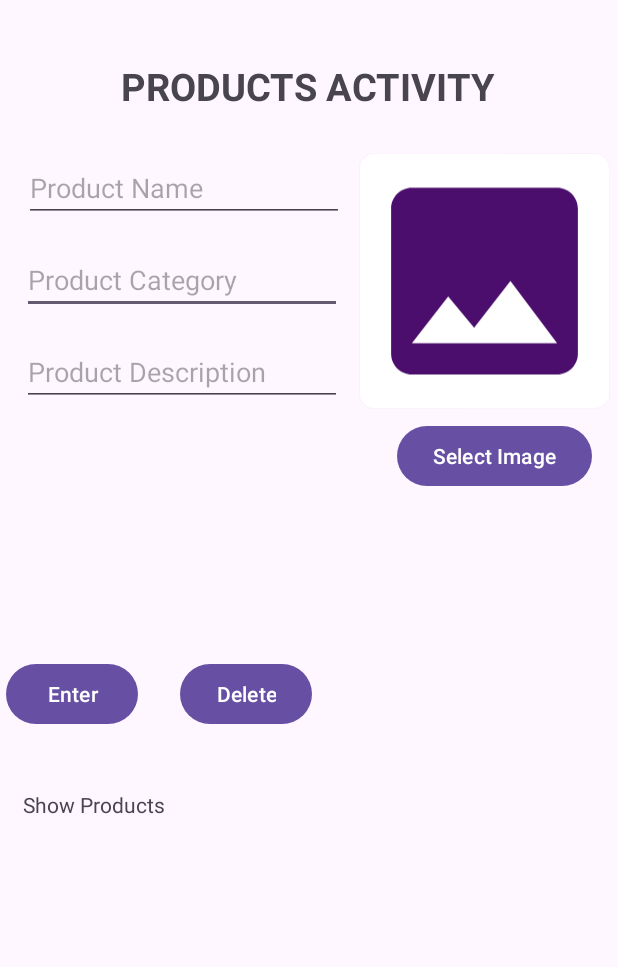
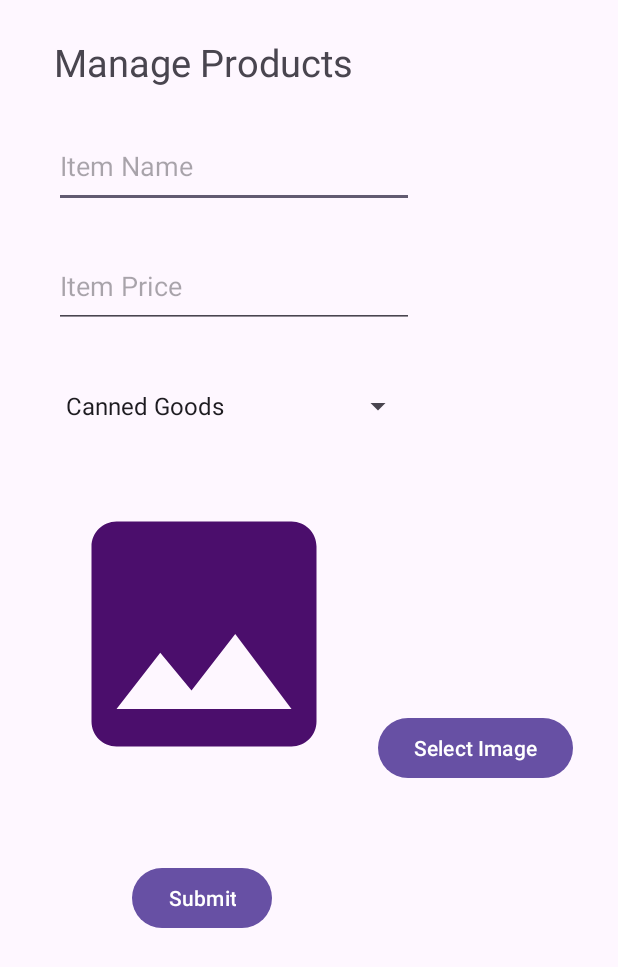
Before and after one commit to Fr4nzy/SariSariStore-CNN, an Android app: the MainActivity screen opened directly, with no data from a screen before it, after a tap on "Products", on a phone screen of 412 x 824 dp. Shown: the top 967 px of the screen. Run offline under Robolectric (Android 15) with nearby library versions, the phone set to English and light mode, and no system bars; our stand-ins replace Firebase (no records; nobody signed in at launch, a user with empty details on screens opened directly).

Commit message:
Point of Sale App

```diff
--- a/app/build.gradle.kts
+++ b/app/build.gradle.kts
@@ -49,6 +49,8 @@ dependencies {
     implementation("com.google.firebase:firebase-storage-ktx:20.3.0")
     implementation("com.google.firebase:firebase-auth-ktx:22.2.0")
     implementation("androidx.annotation:annotation:1.7.0")
+    implementation("com.github.bumptech.glide:glide:4.12.0")
+    annotationProcessor("com.github.bumptech.glide:compiler:4.12.0")
     testImplementation("junit:junit:4.13.2")
     androidTestImplementation("androidx.test.ext:junit:1.1.5")
     androidTestImplementation("androidx.test.espresso:espresso-core:3.5.1")
--- a/app/src/main/AndroidManifest.xml
+++ b/app/src/main/AndroidManifest.xml
@@ -3,6 +3,8 @@
     xmlns:tools="http://schemas.android.com/tools">
 
     <uses-permission android:name="android.permission.INTERNET" />
+    <uses-permission android:name="android.permission.READ_EXTERNAL_STORAGE" />
+    <uses-permission android:name="android.permission.WRITE_EXTERNAL_STORAGE" />
 
     <application
         android:allowBackup="true"
@@ -15,7 +17,7 @@
         android:theme="@style/Theme.SariSariStorePOS"
         tools:targetApi="31">
         <activity
-            android:name=".ProductsActivity"
+            android:name=".ManageProducts"
             android:exported="false" />
         <activity
             android:name=".PointOfSaleActivity"
--- a/app/src/main/java/org/lu/sarisaristorepos/MainActivity.java
+++ b/app/src/main/java/org/lu/sarisaristorepos/MainActivity.java
@@ -4,6 +4,7 @@ import androidx.appcompat.app.AppCompatActivity;
 
 import android.content.Intent;
 import android.os.Bundle;
+import android.view.View;
 import android.widget.Button;
 
 public class MainActivity extends AppCompatActivity {
@@ -20,14 +21,9 @@ public class MainActivity extends AppCompatActivity {
         logout = findViewById(R.id.logoutBtn);
 
         pos.setOnClickListener(v -> PointOfSale());
-        product.setOnClickListener(v -> Product());
+        product.setOnClickListener(view -> ManageProducts());
         logout.setOnClickListener(v -> finish());
 
-    }
-
-    private void Product() {
-        Intent intent = new Intent(this, ProductsActivity.class);
-        startActivity(intent);
     }
 
     private void PointOfSale() {
@@ -35,4 +31,8 @@ public class MainActivity extends AppCompatActivity {
         startActivity(intent);
 
     }
+    private void ManageProducts(){
+        Intent intent = new Intent(this, ManageProducts.class);
+        startActivity(intent);
+    }
 }
--- /dev/null
+++ b/app/src/main/java/org/lu/sarisaristorepos/ManageProducts.java
@@ -0,0 +1,149 @@
+package org.lu.sarisaristorepos;
+
+import android.content.Intent;
+import android.graphics.Bitmap;
+import android.net.Uri;
+import android.provider.MediaStore;
+import android.os.Bundle;
+import android.widget.Button;
+import android.widget.EditText;
+import android.widget.Spinner;
+import android.widget.ArrayAdapter;
+import android.widget.ImageView;
+import android.widget.Toast;
+
+import androidx.annotation.NonNull;
+import androidx.annotation.Nullable;
+import androidx.appcompat.app.AppCompatActivity;
+
+import com.bumptech.glide.Glide;
+import com.bumptech.glide.request.RequestOptions;
+import com.google.firebase.auth.FirebaseAuth;
+import com.google.firebase.firestore.FirebaseFirestore;
+import com.google.firebase.firestore.DocumentReference;
+import com.google.firebase.storage.FirebaseStorage;
+import com.google.firebase.storage.StorageReference;
+import com.google.firebase.storage.UploadTask;
+
+import java.io.IOException;
+import java.util.HashMap;
+import java.util.Map;
+import java.util.UUID;
+
+public class ManageProducts extends AppCompatActivity {
+    private EditText productNameEditText, productPriceEditText;
+    private Button submitButton, selectImageButton;
+    private Spinner categorySpinner;
+    private ImageView previewImageView;
+
+    private FirebaseFirestore db;
+    private FirebaseAuth auth;
+    private Uri selectedImageUri = null;
+
+    // Firebase Storage
+    private FirebaseStorage storage;
+    private StorageReference storageReference;
+
+    @Override
+    protected void onCreate(Bundle savedInstanceState) {
+        super.onCreate(savedInstanceState);
+        setContentView(R.layout.activity_manage_products);
+
+        productNameEditText = findViewById(R.id.productName);
+        productPriceEditText = findViewById(R.id.productPrice);
+        submitButton = findViewById(R.id.btnInsert);
+        categorySpinner = findViewById(R.id.categorySelect);
+        previewImageView = findViewById(R.id.previewImg);
+        selectImageButton = findViewById(R.id.btnImgSelect);
+
+        // Initialize Firebase Storage
+        storage = FirebaseStorage.getInstance();
+        storageReference = storage.getReference();
+
+        // Initialize the spinner with the category options
+        ArrayAdapter<CharSequence> adapter = ArrayAdapter.createFromResource(this, R.array.categories, android.R.layout.simple_spinner_item);
+        adapter.setDropDownViewResource(android.R.layout.simple_spinner_dropdown_item);
+        categorySpinner.setAdapter(adapter);
+
+        db = FirebaseFirestore.getInstance();
+        auth = FirebaseAuth.getInstance();
+
+        selectImageButton.setOnClickListener(v -> {
+            // Start an image picker intent
+            Intent intent = new Intent(Intent.ACTION_PICK, MediaStore.Images.Media.EXTERNAL_CONTENT_URI);
+            startActivityForResult(intent, 1);
+        });
+
+        submitButton.setOnClickListener(v -> {
+            String productName = productNameEditText.getText().toString();
+            String productPrice = productPriceEditText.getText().toString();
+            String selectedCategory = categorySpinner.getSelectedItem().toString();
+
+            // Check if the user is authenticated
+            if (auth.getCurrentUser() != null) {
+                // Generate a unique image filename (e.g., using UUID)
+                String imageFileName = UUID.randomUUID().toString();
+
+                // Create a StorageReference with the image filename
+                StorageReference imageRef = storageReference.child("images/" + imageFileName);
+
+                // Upload the selected image to Firebase Storage
+                UploadTask uploadTask = imageRef.putFile(selectedImageUri);
+
+                uploadTask.addOnSuccessListener(taskSnapshot -> {
+                    // Image uploaded successfully
+
+                    // Get the download URL of the uploaded image
+                    imageRef.getDownloadUrl().addOnSuccessListener(uri -> {
+                        String imageURL = uri.toString();
+
+                        // Create a new document in the "products" collection
+                        DocumentReference productRef = db.collection("products").document();
+
+                        // Create a Map to store the product data
+                        Map<String, Object> productData = new HashMap<>();
+                        productData.put("name", productName);
+                        productData.put("price", productPrice);
+                        productData.put("category", selectedCategory);
+                        productData.put("imageURL", imageURL); // Store the image URL
+
+                        // Set the data in Firestore
+                        productRef.set(productData)
+                                .addOnCompleteListener(task -> {
+                                    if (task.isSuccessful()) {
+                                        // Data inserted successfully
+                                        productNameEditText.setText("");
+                                        productPriceEditText.setText("");
+                                        previewImageView.setImageResource(R.drawable.baseline_image_24); // Reset image view
+                                    } else {
+                                        // Handle the error
+                                        Toast.makeText(this, "Fail Insertion", Toast.LENGTH_SHORT).show();
+                                    }
+                                });
+                    });
+                });
+            }
+        });
+    }
+
+    @Override
+    protected void onActivityResult(int requestCode, int resultCode, @Nullable Intent data) {
+        super.onActivityResult(requestCode, resultCode, data);
+
+        if (requestCode == 1 && resultCode == RESULT_OK && data != null) {
+            // Get the selected image's URI
+            selectedImageUri = data.getData();
+
+            // Display the selected image in the ImageView
+            try {
+                Bitmap bitmap = MediaStore.Images.Media.getBitmap(getContentResolver(), selectedImageUri);
+                Glide.with(this)
+                        .load(selectedImageUri)
+                        .apply(new RequestOptions().centerCrop())
+                        .into(previewImageView);
+            } catch (IOException e) {
+                e.printStackTrace();
+            }
+        }
+    }
+}
--- a/app/src/main/java/org/lu/sarisaristorepos/ProductsActivity.java
+++ /dev/null
@@ -1,175 +0,0 @@
-package org.lu.sarisaristorepos;
-
-import androidx.annotation.NonNull;
-import androidx.annotation.Nullable;
-import androidx.appcompat.app.AppCompatActivity;
-import android.content.Intent;
-import android.net.Uri;
-import android.os.Bundle;
-import android.text.TextUtils;
-import android.util.Log;
-import android.widget.Button;
-import android.widget.EditText;
-import android.widget.ImageView;
-import android.widget.TextView;
-import android.widget.Toast;
-
-import com.google.android.gms.tasks.OnCompleteListener;
-import com.google.android.gms.tasks.OnFailureListener;
-import com.google.android.gms.tasks.OnSuccessListener;
-import com.google.android.gms.tasks.Task;
-import com.google.firebase.auth.FirebaseAuth;
-import com.google.firebase.firestore.DocumentId;
-import com.google.firebase.firestore.DocumentReference;
-import com.google.firebase.firestore.FirebaseFirestore;
-import com.google.firebase.firestore.SetOptions;
-import com.google.firebase.storage.FirebaseStorage;
-import com.google.firebase.storage.StorageReference;
-
-public class ProductsActivity extends AppCompatActivity {
-
-    private static final int PICK_IMAGE_REQUEST = 1;
-    private Button SelectImage, UploadProduct, UploadImage;
-    private TextView ShowProducts;
-    private EditText Pcat,Pname,Pdesc;
-    private ImageView ImageView;
-    private Uri imageUri;
-    private FirebaseStorage storage;
-    private FirebaseFirestore fireStore;
-    private StorageReference mStorageref;
-    private String imageUrl, CurrentUserId;
-    private FirebaseAuth firebaseAuth;
-    private DocumentId DocId;
-
-    @Override
-    protected void onCreate(Bundle savedInstanceState) {
-        super.onCreate(savedInstanceState);
-        setContentView(R.layout.activity_product_view);
-
-        Pname = findViewById(R.id.productName);
-        Pcat = findViewById(R.id.productCat);
-        Pdesc = findViewById(R.id.productDesc);
-        SelectImage = findViewById(R.id.picImg);
-        ShowProducts = findViewById(R.id.showProductViewer);
-
-        UploadProduct = findViewById(R.id.btnEnter);
-        ImageView = findViewById(R.id.imgView);
-
-        //Instances
-        fireStore = FirebaseFirestore.getInstance();
-        storage = FirebaseStorage.getInstance();
-        mStorageref = storage.getReference();
-        firebaseAuth = FirebaseAuth.getInstance();
-
-        firebaseAuth = FirebaseAuth.getInstance();
-        CurrentUserId = firebaseAuth.getCurrentUser().getUid();
-
-        SelectImage.setOnClickListener(v -> {
-            if (openFileChooser()) {
-                Upload();
-            }
-        });
-
-
-        ShowProducts.setOnClickListener(v -> {
-        });
-
-        UploadProduct.setOnClickListener(v -> {
-            UploadProductInfo();
-        });
-
-    }
-
-    private boolean openFileChooser(){
-        Intent intent = new Intent();
-        intent.setType("image/*");
-        intent.setAction(Intent.ACTION_GET_CONTENT);
-        startActivityForResult(intent,PICK_IMAGE_REQUEST);
-
-        return false;
-    }
-
-    @Override
-    protected void onActivityResult(int requestCode, int resultCode, @Nullable Intent data) {
-        super.onActivityResult(requestCode, resultCode, data);
-
-        if (requestCode == PICK_IMAGE_REQUEST && resultCode == RESULT_OK && data != null && data.getData() != null) {
-            imageUri = data.getData();
-            ImageView.setImageURI(imageUri);
-        }
-    }
-
-    //Uploading image into Firebase Firestore
-
-    private void Upload(){
-
-        //check ImageUri
-        if (imageUri != null) {
-            //create storage instances
-            final StorageReference myRef = mStorageref.child("uploads/" + imageUri.getLastPathSegment());
-            myRef.putFile(imageUri).addOnSuccessListener(taskSnapshot -> {
-                //need to getdownloadurl to store in String
-                myRef.getDownloadUrl().addOnSuccessListener(new OnSuccessListener<Uri>() {
-                    @Override
-                    public void onSuccess(Uri uri) {
-                        if (uri != null){
-                            imageUrl = uri.toString();
-                            Log.d("ImageUrl", imageUrl); // Add this line to check the imageUrl value
-                            UploadProductInfo();
-                        }
-                    }
-                }).addOnFailureListener(e -> Toast.makeText(ProductsActivity.this, "Error Uploading Image", Toast.LENGTH_SHORT).show());
-            }).addOnFailureListener(e -> {
-
-            });
-        }
-    }
-
-    // Upload other info of the product
-    private void UploadProductInfo() {
-        // Check if an image has been selected
-        if (imageUri == null) {
-            Toast.makeText(this, "Please select an image", Toast.LENGTH_SHORT).show();
-            return;
-        }
-
-        String name = Pname.getText().toString().trim();
-        String category = Pcat.getText().toString().trim();
-        String description = Pdesc.getText().toString().trim();
-
-        if (TextUtils.isEmpty(name) && TextUtils.isEmpty(category) && TextUtils.isEmpty(description)) {
-            Toast.makeText(this, "Please fill all fields", Toast.LENGTH_SHORT).show();
-        } else {
-
-            DocumentReference myRef = fireStore.collection("Products").document();
-            // This will set the necessary data into the Product Class
-
-            ProductClass product = new ProductClass(name, category, description, imageUrl, "", CurrentUserId);
-            myRef.set(product, SetOptions.merge()).addOnCompleteListener(task -> {
-                if (task.isSuccessful()) {
-                    if (task.isSuccessful()) {
-                        String DocId = myRef.getId();
-                        product.setDocId(DocId);
-                        myRef.set(product, SetOptions.merge()).addOnCompleteListener(new OnCompleteListener<Void>() {
-                            @Override
-                            public void onComplete(@NonNull Task<Void> task) {
-                                Toast.makeText(ProductsActivity.this, "Uploaded Successfully", Toast.LENGTH_SHORT).show();
-                            }
-                        }).addOnFailureListener(new OnFailureListener() {
-                            @Override
-                            public void onFailure(@NonNull Exception e) {
-                                Toast.makeText(ProductsActivity.this, e.getMessage(), Toast.LENGTH_SHORT).show();
-                            }
-                        });
-                    }
-                }
-            }).addOnFailureListener(new OnFailureListener() {
-                @Override
-                public void onFailure(@NonNull Exception e) {
-                    Toast.makeText(ProductsActivity.this, e.getMessage(), Toast.LENGTH_SHORT).show();
-                }
-            });
-        }
-    }
-
-}
--- /dev/null
+++ b/app/src/main/res/layout/activity_manage_products.xml
@@ -0,0 +1,85 @@
+<?xml version="1.0" encoding="utf-8"?>
+<androidx.constraintlayout.widget.ConstraintLayout xmlns:android="http://schemas.android.com/apk/res/android"
+    xmlns:app="http://schemas.android.com/apk/res-auto"
+    xmlns:tools="http://schemas.android.com/tools"
+    android:layout_width="match_parent"
+    android:layout_height="match_parent"
+    tools:context=".ManageProducts">
+
+    <TextView
+        android:id="@+id/LabelManageActivity"
+        android:layout_width="wrap_content"
+        android:layout_height="wrap_content"
+        android:layout_marginStart="36dp"
+        android:layout_marginTop="24dp"
+        android:text="Manage Products"
+        android:textSize="25sp"
+        app:layout_constraintStart_toStartOf="parent"
+        app:layout_constraintTop_toTopOf="parent" />
+
+    <EditText
+        android:id="@+id/productName"
+        android:layout_width="240dp"
+        android:layout_height="56dp"
+        android:layout_marginStart="36dp"
+        android:layout_marginTop="24dp"
+        android:ems="10"
+        android:hint="Item Name"
+        android:inputType="text"
+        app:layout_constraintStart_toStartOf="parent"
+        app:layout_constraintTop_toBottomOf="@+id/LabelManageActivity" />
+
+    <EditText
+        android:id="@+id/productPrice"
+        android:layout_width="240dp"
+        android:layout_height="56dp"
+        android:layout_marginStart="36dp"
+        android:layout_marginTop="24dp"
+        android:ems="10"
+        android:hint="Item Price"
+        android:inputType="numberSigned"
+        app:layout_constraintStart_toStartOf="parent"
+        app:layout_constraintTop_toBottomOf="@+id/productName" />
+
+    <Button
+        android:id="@+id/btnInsert"
+        android:layout_width="wrap_content"
+        android:layout_height="wrap_content"
+        android:layout_marginStart="88dp"
+        android:layout_marginTop="52dp"
+        android:text="Submit"
+        app:layout_constraintStart_toStartOf="parent"
+        app:layout_constraintTop_toBottomOf="@+id/previewImg" />
+
+    <Button
+        android:id="@+id/btnImgSelect"
+        android:layout_width="wrap_content"
+        android:layout_height="wrap_content"
+        android:layout_marginStart="16dp"
+        android:layout_marginTop="176dp"
+        android:text="Select Image"
+        app:layout_constraintEnd_toEndOf="parent"
+        app:layout_constraintHorizontal_bias="0.0"
+        app:layout_constraintStart_toEndOf="@+id/previewImg"
+        app:layout_constraintTop_toBottomOf="@+id/categorySelect" />
+
+    <Spinner
+        android:id="@+id/categorySelect"
+        android:layout_width="240dp"
+        android:layout_height="56dp"
+        android:layout_marginStart="36dp"
+        android:layout_marginTop="24dp"
+        app:layout_constraintStart_toStartOf="parent"
+        app:layout_constraintTop_toBottomOf="@+id/productPrice" />
+
+    <ImageView
+        android:id="@+id/previewImg"
+        android:layout_width="200dp"
+        android:layout_height="200dp"
+        android:layout_marginStart="36dp"
+        android:layout_marginTop="24dp"
+        app:layout_constraintStart_toStartOf="parent"
+        app:layout_constraintTop_toBottomOf="@+id/categorySelect"
+        app:srcCompat="@drawable/baseline_image_24" />
+
+</androidx.constraintlayout.widget.ConstraintLayout>
--- a/app/src/main/res/layout/activity_product_view.xml
+++ /dev/null
@@ -1,131 +0,0 @@
-<?xml version="1.0" encoding="utf-8"?>
-<androidx.constraintlayout.widget.ConstraintLayout xmlns:android="http://schemas.android.com/apk/res/android"
-    xmlns:app="http://schemas.android.com/apk/res-auto"
-    xmlns:tools="http://schemas.android.com/tools"
-    android:layout_width="match_parent"
-    android:layout_height="match_parent"
-    tools:context=".ProductsActivity">
-
-    <TextView
-        android:id="@+id/productsLabel"
-        android:layout_width="wrap_content"
-        android:layout_height="wrap_content"
-        android:layout_marginTop="40dp"
-        android:text="PRODUCTS ACTIVITY"
-        android:textSize="25dp"
-        android:textStyle="bold"
-        app:layout_constraintEnd_toEndOf="parent"
-        app:layout_constraintHorizontal_bias="0.494"
-        app:layout_constraintStart_toStartOf="parent"
-        app:layout_constraintTop_toTopOf="parent" />
-
-    <EditText
-        android:id="@+id/productCat"
-        android:layout_width="wrap_content"
-        android:layout_height="wrap_content"
-        android:layout_marginTop="16dp"
-        android:ems="10"
-        android:hint="Product Category"
-        android:inputType="text"
-        app:layout_constraintEnd_toEndOf="parent"
-        app:layout_constraintHorizontal_bias="0.074"
-        app:layout_constraintStart_toStartOf="parent"
-        app:layout_constraintTop_toBottomOf="@+id/productName" />
-
-    <EditText
-        android:id="@+id/productName"
-        android:layout_width="wrap_content"
-        android:layout_height="wrap_content"
-        android:layout_marginTop="28dp"
-        android:ems="10"
-        android:hint="Product Name"
-        android:inputType="text"
-        app:layout_constraintEnd_toEndOf="parent"
-        app:layout_constraintHorizontal_bias="0.079"
-        app:layout_constraintStart_toStartOf="parent"
-        app:layout_constraintTop_toBottomOf="@+id/productsLabel" />
-
-    <EditText
-        android:id="@+id/productDesc"
-        android:layout_width="wrap_content"
-        android:layout_height="wrap_content"
-        android:layout_marginTop="16dp"
-        android:ems="10"
-        android:hint="Product Description"
-        android:inputType="text"
-        app:layout_constraintEnd_toEndOf="parent"
-        app:layout_constraintHorizontal_bias="0.074"
-        app:layout_constraintStart_toStartOf="parent"
-        app:layout_constraintTop_toBottomOf="@+id/productCat" />
-
-    <androidx.cardview.widget.CardView
-        android:id="@+id/imgCard"
-        android:layout_width="166dp"
-        android:layout_height="169dp"
-        android:layout_marginTop="28dp"
-        app:cardCornerRadius="10dp"
-        app:layout_constraintEnd_toEndOf="parent"
-        app:layout_constraintHorizontal_bias="0.975"
-        app:layout_constraintStart_toStartOf="parent"
-        app:layout_constraintTop_toBottomOf="@+id/productsLabel">
-
-        <ImageView
-            android:id="@+id/imgView"
-            android:layout_width="match_parent"
-            android:layout_height="match_parent"
-            app:srcCompat="@drawable/baseline_image_24" />
-
-    </androidx.cardview.widget.CardView>
-
-    <androidx.recyclerview.widget.RecyclerView
-        android:id="@+id/productViews"
-        android:layout_width="377dp"
-        android:layout_height="263dp"
-        android:layout_marginTop="4dp"
-        app:layout_constraintEnd_toEndOf="parent"
-        app:layout_constraintStart_toStartOf="parent"
-        app:layout_constraintTop_toBottomOf="@+id/showProductViewer" />
-
-    <Button
-        android:id="@+id/btnEnter"
-        android:layout_width="wrap_content"
-        android:layout_height="wrap_content"
-        android:layout_marginStart="4dp"
-        android:layout_marginTop="168dp"
-        android:text="Enter"
-        app:layout_constraintStart_toStartOf="parent"
-        app:layout_constraintTop_toBottomOf="@+id/productDesc" />
-
-    <Button
-        android:id="@+id/btnDelete"
-        android:layout_width="wrap_content"
-        android:layout_height="wrap_content"
-        android:layout_marginTop="168dp"
-        android:layout_marginEnd="204dp"
-        android:text="Delete"
-        app:layout_constraintEnd_toEndOf="parent"
-        app:layout_constraintTop_toBottomOf="@+id/productDesc" />
-
-    <TextView
-        android:id="@+id/showProductViewer"
-        android:layout_width="wrap_content"
-        android:layout_height="wrap_content"
-        android:layout_marginTop="40dp"
-        android:text="Show Products"
-        app:layout_constraintEnd_toEndOf="parent"
-        app:layout_constraintHorizontal_bias="0.049"
-        app:layout_constraintStart_toStartOf="parent"
-        app:layout_constraintTop_toBottomOf="@+id/btnEnter" />
-
-    <Button
-        android:id="@+id/picImg"
-        android:layout_width="wrap_content"
-        android:layout_height="wrap_content"
-        android:layout_marginTop="8dp"
-        android:text="Select Image"
-        app:layout_constraintEnd_toEndOf="parent"
-        app:layout_constraintHorizontal_bias="0.939"
-        app:layout_constraintStart_toStartOf="parent"
-        app:layout_constraintTop_toBottomOf="@+id/imgCard" />
-
-</androidx.constraintlayout.widget.ConstraintLayout>
--- a/app/src/main/res/values/strings.xml
+++ b/app/src/main/res/values/strings.xml
@@ -1,3 +1,10 @@
 <resources>
     <string name="app_name">SariSariStorePOS</string>
+    <string-array name="categories">
+        <item>Canned Goods</item>
+        <item>Condiments</item>
+        <item>Powdered Beverages</item>
+        <item>Instant Noodles</item>
+        <item>Others</item>
+    </string-array>
 </resources>
```
Also changed, not shown: app/src/main/java/org/lu/sarisaristorepos/ProductClass.java (deleted, +0 -66 lines), app/src/main/java/org/lu/sarisaristorepos/RegisterActivity.java (+0 -10 lines).
